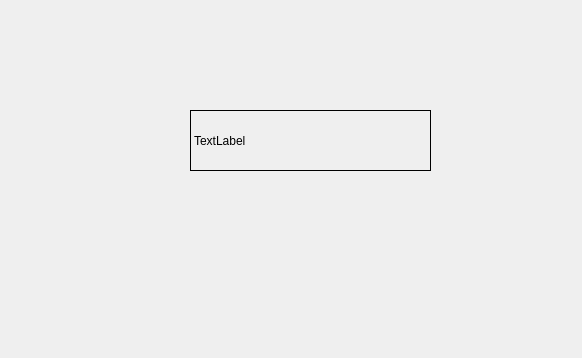
Above: 03/QtEvent/widget.ui from jiangcheng2016/Qt_learn before the change. Below: the same form after it.
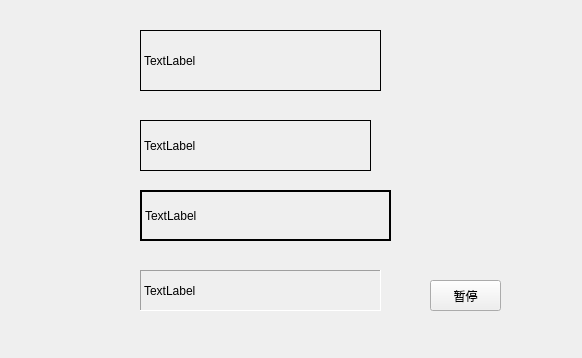
That is the form after the change. Custom widgets are drawn as their Qt base class.

Diff of the .ui file:
```diff
--- a/03/QtEvent/widget.ui
+++ b/03/QtEvent/widget.ui
@@ -16,19 +16,86 @@
   <widget class="MyLabel" name="label">
    <property name="geometry">
     <rect>
-     <x>190</x>
-     <y>110</y>
+     <x>140</x>
+     <y>30</y>
      <width>241</width>
      <height>61</height>
     </rect>
    </property>
    <property name="frameShape">
-    <enum>QFrame::Box</enum>
+    <enum>QFrame::Panel</enum>
    </property>
    <property name="text">
     <string>TextLabel</string>
    </property>
   </widget>
+  <widget class="QLabel" name="label_2">
+   <property name="geometry">
+    <rect>
+     <x>140</x>
+     <y>120</y>
+     <width>231</width>
+     <height>51</height>
+    </rect>
+   </property>
+   <property name="frameShape">
+    <enum>QFrame::Panel</enum>
+   </property>
+   <property name="frameShadow">
+    <enum>QFrame::Plain</enum>
+   </property>
+   <property name="text">
+    <string>TextLabel</string>
+   </property>
+  </widget>
+  <widget class="QLabel" name="label_3">
+   <property name="geometry">
+    <rect>
+     <x>140</x>
+     <y>190</y>
+     <width>251</width>
+     <height>51</height>
+    </rect>
+   </property>
+   <property name="frameShape">
+    <enum>QFrame::WinPanel</enum>
+   </property>
+   <property name="text">
+    <string>TextLabel</string>
+   </property>
+  </widget>
+  <widget class="QLabel" name="label_4">
+   <property name="geometry">
+    <rect>
+     <x>140</x>
+     <y>270</y>
+     <width>241</width>
+     <height>41</height>
+    </rect>
+   </property>
+   <property name="frameShape">
+    <enum>QFrame::Panel</enum>
+   </property>
+   <property name="frameShadow">
+    <enum>QFrame::Sunken</enum>
+   </property>
+   <property name="text">
+    <string>TextLabel</string>
+   </property>
+  </widget>
+  <widget class="QPushButton" name="pushButton">
+   <property name="geometry">
+    <rect>
+     <x>430</x>
+     <y>280</y>
+     <width>71</width>
+     <height>31</height>
+    </rect>
+   </property>
+   <property name="text">
+    <string>暂停</string>
+   </property>
+  </widget>
  </widget>
  <customwidgets>
   <customwidget>
```
